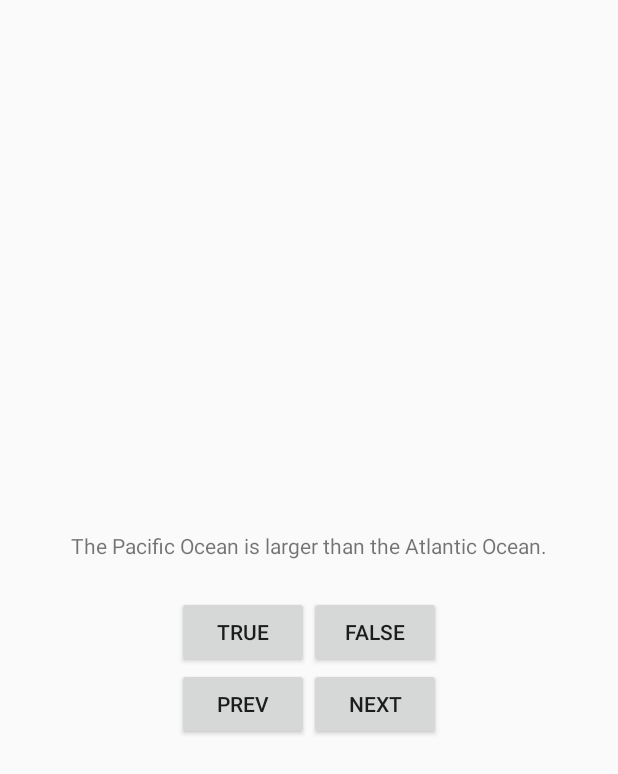
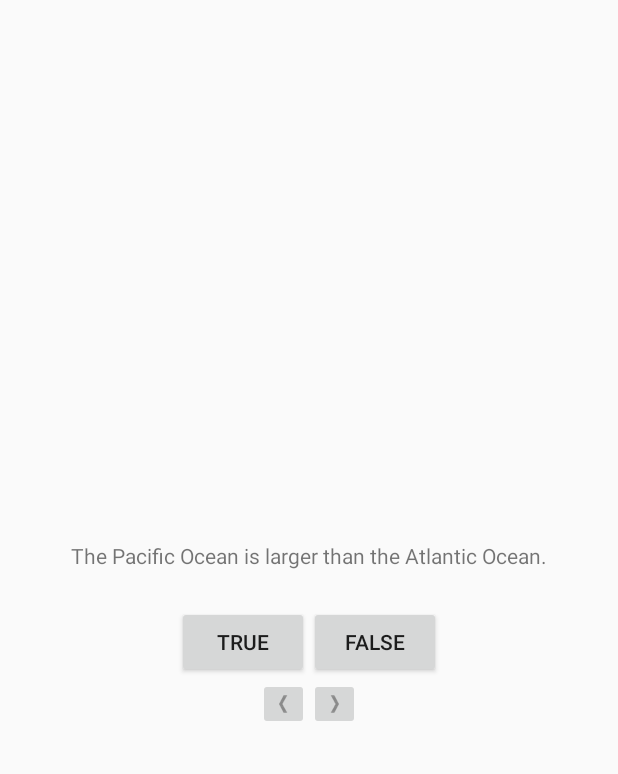
Before and after one commit to BernardNotarianni/learning-android, an Android app: the screen it shows after launch (QuizActivity), on a phone screen of 412 x 824 dp. Shown: the top 774 px of the screen. Run offline under Robolectric (Android 15) with nearby library versions, the phone set to English and light mode, and no system bars.

Commit message:
add image buttons

```diff
--- a/geoquiz/app/src/main/java/com/aleryo/geoquiz/QuizActivity.kt
+++ b/geoquiz/app/src/main/java/com/aleryo/geoquiz/QuizActivity.kt
@@ -6,6 +6,7 @@ import android.view.Menu
 import android.view.MenuItem
 import android.widget.Button
 import android.view.View
+import android.widget.ImageButton
 import android.widget.Toast
 import android.widget.TextView
 import com.aleryo.geoquiz.R.id.question_text_view
@@ -15,8 +16,8 @@ class QuizActivity : AppCompatActivity() {
 
     private var mTrueButton: Button? = null
     private var mFalseButton: Button? = null
-    private var mPrevButton: Button? = null
-    private var mNextButton: Button? = null
+    private var mPrevButton: ImageButton? = null
+    private var mNextButton: ImageButton? = null
     private var mQuestionTextView: TextView? = null
 
     private val mQuestionBank = arrayOf(Question(R.string.question_oceans, true), Question(R.string.question_mideast, false), Question(R.string.question_africa, false), Question(R.string.question_americas, true), Question(R.string.question_asia, true))
@@ -56,7 +57,7 @@ class QuizActivity : AppCompatActivity() {
             checkAnswer(false)
         })
 
-        mPrevButton = findViewById<View>(R.id.prev_button) as Button
+        mPrevButton = findViewById<View>(R.id.prev_button) as ImageButton
         mPrevButton!!.setOnClickListener({
             mCurrentIndex = (mCurrentIndex-1).rem(mQuestionBank.size)
             if (mCurrentIndex < 0) mCurrentIndex += mQuestionBank.size
@@ -64,7 +65,7 @@ class QuizActivity : AppCompatActivity() {
             mQuestionTextView!!.setText(question)
         })
 
-        mNextButton = findViewById<View>(R.id.next_button) as Button
+        mNextButton = findViewById<View>(R.id.next_button) as ImageButton
         mNextButton!!.setOnClickListener({
             mCurrentIndex = (mCurrentIndex + 1) % mQuestionBank.size
             val question = mQuestionBank[mCurrentIndex].mTextResId
--- a/geoquiz/app/src/main/res/layout/activity_quiz.xml
+++ b/geoquiz/app/src/main/res/layout/activity_quiz.xml
@@ -32,15 +32,15 @@
         android:layout_width="wrap_content"
         android:layout_height="wrap_content"
         android:orientation="horizontal" >
-        <Button
+        <ImageButton
             android:id="@+id/prev_button"
             android:layout_width="wrap_content"
             android:layout_height="wrap_content"
-            android:text="@string/prev_button" />
-        <Button
+            android:src="@drawable/arrow_left"/>
+        <ImageButton
             android:id="@+id/next_button"
             android:layout_width="wrap_content"
             android:layout_height="wrap_content"
-            android:text="@string/next_button" />
+            android:src="@drawable/arrow_right" />
     </LinearLayout>
 </LinearLayout>
```
Also changed, not shown: geoquiz/app/src/main/res/drawable-hdpi/arrow_left.png (added), geoquiz/app/src/main/res/drawable-hdpi/arrow_right.png (added), geoquiz/app/src/main/res/drawable-mdpi/arrow_left.png (added), geoquiz/app/src/main/res/drawable-mdpi/arrow_right.png (added), geoquiz/app/src/main/res/drawable-xhdpi/arrow_left.png (added), geoquiz/app/src/main/res/drawable-xhdpi/arrow_right.png (added), geoquiz/app/src/main/res/drawable-xxhdpi/arrow_left.png (added), geoquiz/app/src/main/res/drawable-xxhdpi/arrow_right.png (added).
